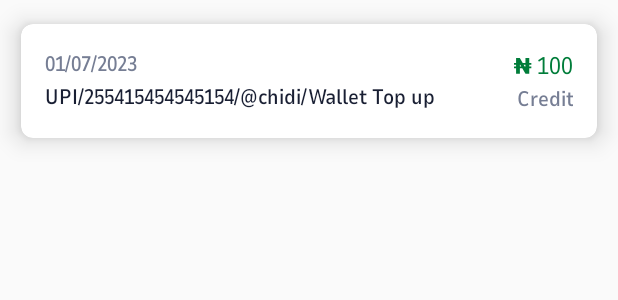
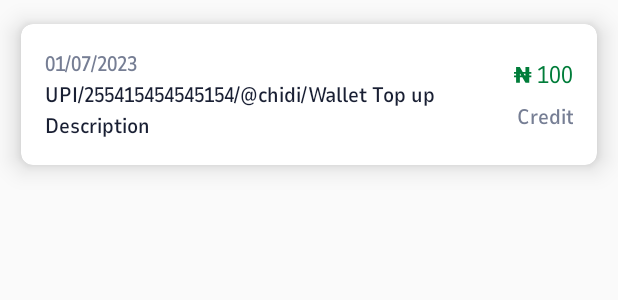
Before and after one commit to Mobileteam-admin/EnguPension-Android, an Android app: the layout item_wallet_history.xml on its own in the app's theme, with its tools: preview values and no code run, on a phone screen of 412 x 824 dp. Shown: the top 300 px of the screen. Run offline under Robolectric (Android 15) with nearby library versions, the phone set to English and light mode, and no system bars.

Commit message:
Feature: Update in transaction history

```diff
--- a/app/build.gradle
+++ b/app/build.gradle
@@ -138,7 +138,7 @@ dependencies {
     implementation "com.google.android.material:material:1.12.0"
 
     implementation 'io.michaelrocks:libphonenumber-android:8.13.48'
-    implementation ('org.jitsi.react:jitsi-meet-sdk:8.6.0') { transitive = true }
+//    implementation ('org.jitsi.react:jitsi-meet-sdk:8.6.0') { transitive = true }
 
     implementation "androidx.paging:paging-runtime:3.1.1"
 
--- a/app/src/main/java/com/example/engu_pension_verification_application/model/response/TransactionHistoryResponse.kt
+++ b/app/src/main/java/com/example/engu_pension_verification_application/model/response/TransactionHistoryResponse.kt
@@ -22,7 +22,9 @@ data class TransactionHistoryResponse(
                 @field:SerializedName("amount") val amount: Double,
                 @field:SerializedName("transaction_date") val transactionDate: String,
                 @field:SerializedName("description") val description: String,
-                @field:SerializedName("stripe_transaction_id") val stripeTransactionId: String
+                @field:SerializedName("stripe_transaction_id") val stripeTransactionId: String,
+                @field:SerializedName("type") val type: String,
+                @field:SerializedName("status") val status: String,
             )
         }
     }
--- a/app/src/main/java/com/example/engu_pension_verification_application/ui/adapter/WalletHistoryAdapter.kt
+++ b/app/src/main/java/com/example/engu_pension_verification_application/ui/adapter/WalletHistoryAdapter.kt
@@ -3,12 +3,14 @@ package com.example.engu_pension_verification_application.ui.adapter
 import android.view.LayoutInflater
 import android.view.View
 import android.view.ViewGroup
+import androidx.core.view.isGone
 import androidx.paging.PagingDataAdapter
 import androidx.recyclerview.widget.DiffUtil
 import androidx.recyclerview.widget.RecyclerView
 import com.example.engu_pension_verification_application.R
 import com.example.engu_pension_verification_application.databinding.ItemWalletHistoryBinding
 import com.example.engu_pension_verification_application.model.response.TransactionHistoryResponse
+import com.example.engu_pension_verification_application.util.AppUtils.Companion.capitalizeFirstLetter
 import com.example.engu_pension_verification_application.util.CalendarUtils
 
 
@@ -22,7 +24,10 @@ class WalletHistoryAdapter :
         fun bind(transaction: TransactionHistoryResponse.Detail.Data.Transaction) {
             binding.apply {
                 tvTransactionId.text = transaction.stripeTransactionId
+                tvTransactionId.isGone = true
                 tvAmount.text = "${transaction.amount}"
+                tvTransactionType.text = transaction.type.capitalizeFirstLetter()
+                tvDescription.text = transaction.description
                 tvDate.text =
                     CalendarUtils.getFormattedString(
                         CalendarUtils.DATE_TIME_FORMAT_1,
--- a/app/src/main/res/layout/item_wallet_history.xml
+++ b/app/src/main/res/layout/item_wallet_history.xml
@@ -30,9 +30,21 @@
             android:layout_height="wrap_content"
             android:layout_marginEnd="@dimen/dp_20"
             android:text="UPI/255415454545154/@chidi/Wallet Top up"
+            app:layout_constraintBottom_toTopOf="@+id/tv_description"
+            app:layout_constraintStart_toStartOf="parent"
+            app:layout_constraintTop_toBottomOf="@+id/tv_date"
+            app:layout_constraintEnd_toStartOf="@+id/tv_transaction_type"/>
+
+        <TextView
+            android:id="@+id/tv_description"
+            style="@style/Style_text_title_1"
+            android:layout_width="0dp"
+            android:layout_height="wrap_content"
+            android:layout_marginEnd="@dimen/dp_20"
+            android:text="Description"
             app:layout_constraintBottom_toBottomOf="parent"
             app:layout_constraintStart_toStartOf="parent"
-            app:layout_constraintTop_toBottomOf="@+id/tv_date"
+            app:layout_constraintTop_toBottomOf="@+id/tv_transaction_id"
             app:layout_constraintEnd_toStartOf="@+id/tv_transaction_type"/>
 
         <ImageView
--- a/build.gradle
+++ b/build.gradle
@@ -25,9 +25,9 @@ allprojects {
         jcenter()
         maven { url "https://jitpack.io" }
         mavenCentral()
-        maven {
-            url "https://github.com/jitsi/jitsi-maven-repository/raw/master/releases"
-        }
+//        maven {
+//            url "https://github.com/jitsi/jitsi-maven-repository/raw/master/releases"
+//        }
     }
 }
 
```
Also changed, not shown: app/src/main/java/com/example/engu_pension_verification_application/ui/fragment/Dashboard/DashboardFragment.kt (+27 -27 lines), app/src/main/java/com/example/engu_pension_verification_application/util/AppUtils.kt (+7 -0 lines).
